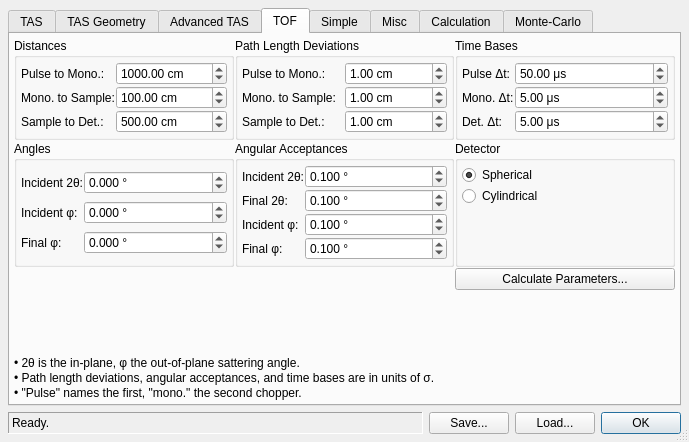
Before: the Qt Designer form ui/reso.ui in t-weber/takin, drawn with Qt 5.
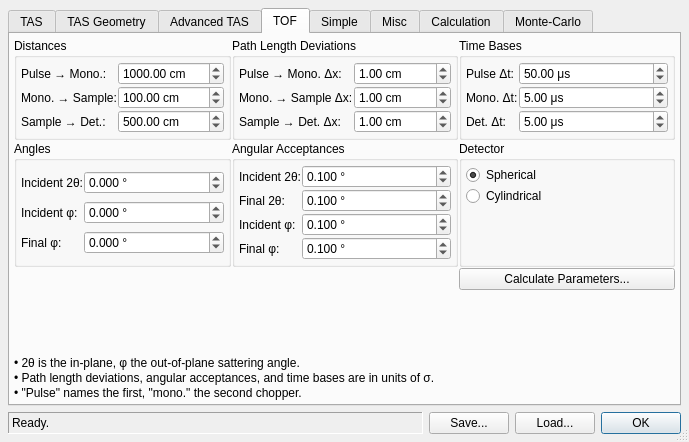
After: the same form once the commit is applied. The open tabs and pages were chosen to show the change.

What changed in the file:
```diff
--- a/ui/reso.ui
+++ b/ui/reso.ui
@@ -2088,7 +2088,7 @@
              </sizepolicy>
             </property>
             <property name="text">
-             <string>Pulse to Mono.:</string>
+             <string>Pulse → Mono.:</string>
             </property>
            </widget>
           </item>
@@ -2120,7 +2120,7 @@
              </sizepolicy>
             </property>
             <property name="text">
-             <string>Mono. to Sample:</string>
+             <string>Mono. → Sample:</string>
             </property>
            </widget>
           </item>
@@ -2152,7 +2152,7 @@
              </sizepolicy>
             </property>
             <property name="text">
-             <string>Sample to Det.:</string>
+             <string>Sample → Det.:</string>
             </property>
            </widget>
           </item>
@@ -2193,7 +2193,7 @@
           <item row="0" column="0">
            <widget class="QLabel" name="label_69">
             <property name="text">
-             <string>Pulse to Mono.:</string>
+             <string>Pulse → Mono. Δx:</string>
             </property>
            </widget>
           </item>
@@ -2219,7 +2219,7 @@
           <item row="1" column="0">
            <widget class="QLabel" name="label_70">
             <property name="text">
-             <string>Mono. to Sample:</string>
+             <string>Mono. → Sample Δx:</string>
             </property>
            </widget>
           </item>
@@ -2245,7 +2245,7 @@
           <item row="2" column="0">
            <widget class="QLabel" name="label_71">
             <property name="text">
-             <string>Sample to Det.:</string>
+             <string>Sample → Det. Δx:</string>
             </property>
            </widget>
           </item>
```
